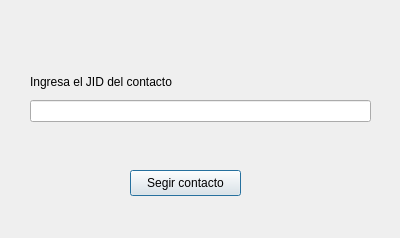
The window that ui/addcontact_dialog.ui (VIL20776/Repo-Cliente-XMPP) describes before a commit, drawn with Qt 5.
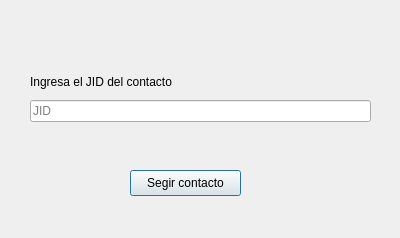
The same window after the commit.

Patch:
```diff
--- a/ui/addcontact_dialog.ui
+++ b/ui/addcontact_dialog.ui
@@ -26,7 +26,7 @@
     <string>Segir contacto</string>
    </property>
   </widget>
-  <widget class="QWidget" name="">
+  <widget class="QWidget" name="layoutWidget">
    <property name="geometry">
     <rect>
      <x>30</x>
@@ -44,7 +44,11 @@
      </widget>
     </item>
     <item>
-     <widget class="QLineEdit" name="lineEdit"/>
+     <widget class="QLineEdit" name="jid_input">
+      <property name="placeholderText">
+       <string>JID</string>
+      </property>
+     </widget>
     </item>
    </layout>
   </widget>
```
Left out of the diff: 4 changed lines with no effect on the pictures.
